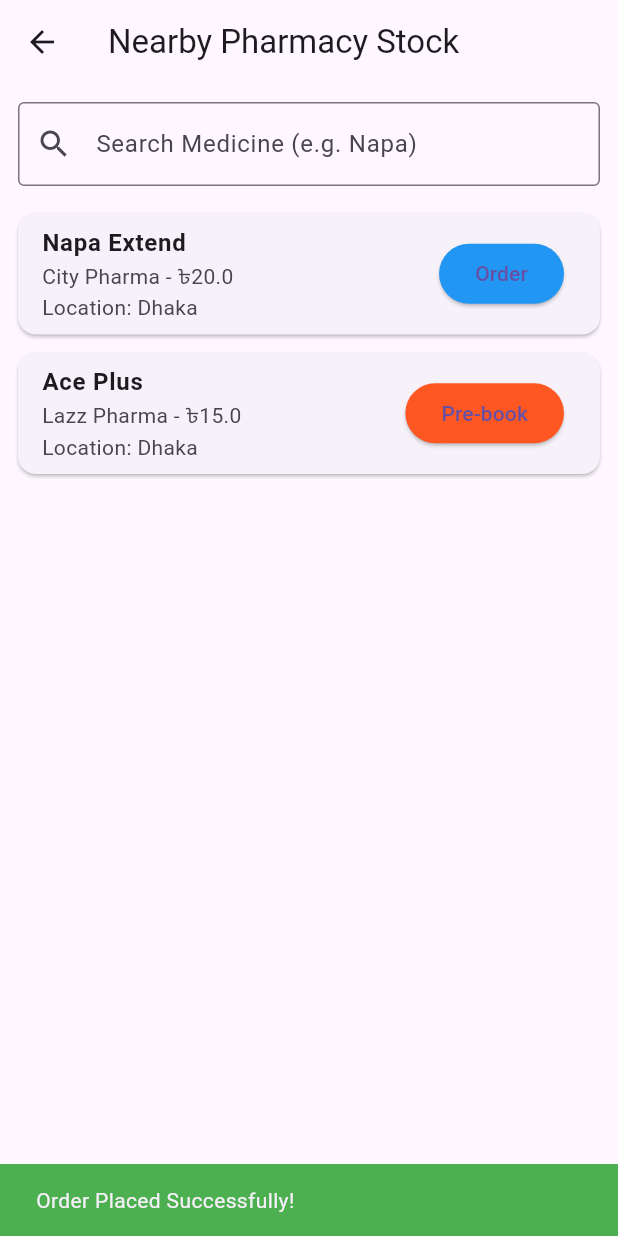
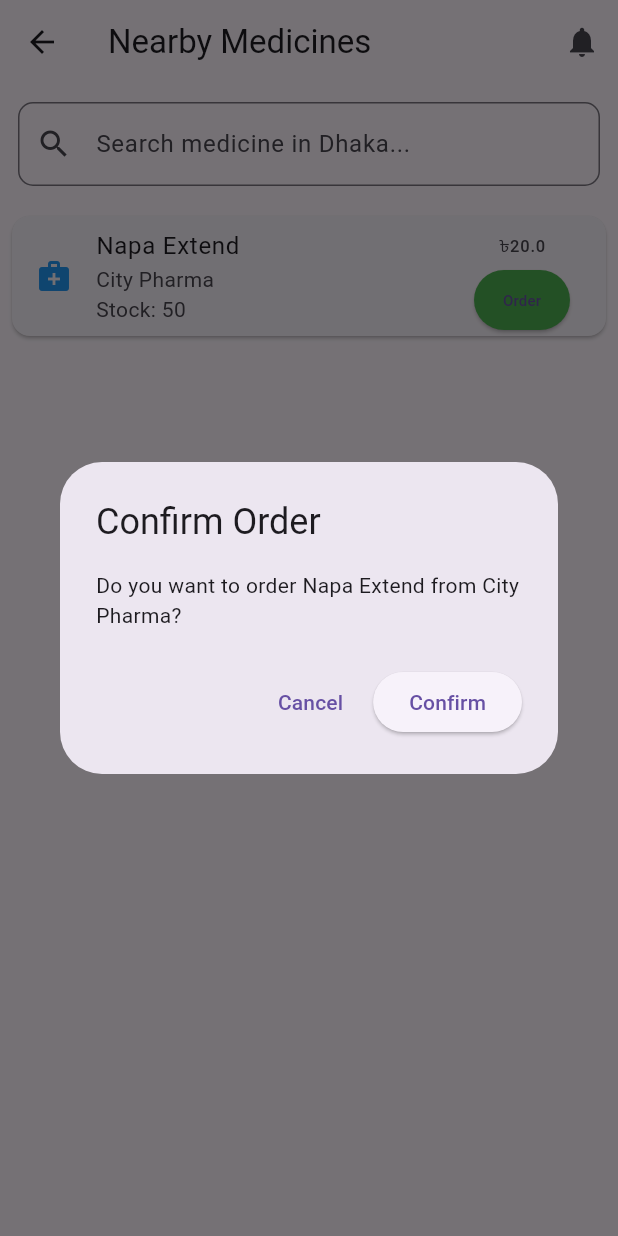
Before and after one commit to AfifaRahman-Mahira/emergency_medicine_finder, a Flutter app: the PatientHome screen opened directly, after a tap on "Order", on a phone screen of 412 x 824 dp. Run offline on Flutter 3.47's test engine with Material 3 defaults, Android fonts, the light colour scheme and no system bars.

Commit message:
Fix errors from previous changes

```diff
--- a/lib/data/dummy_data.dart
+++ b/lib/data/dummy_data.dart
@@ -9,15 +9,11 @@ List<Medicine> allMedicines = [
     name: 'Napa Extend',
     pharmacyName: 'City Pharma',
     location: 'Dhaka',
+    price: 20,
     stock: 50,
-    price: 20.0,
-  ),
-  Medicine(
-    id: '2',
-    name: 'Ace Plus',
-    pharmacyName: 'Lazz Pharma',
-    location: 'Dhaka',
-    stock: 0,
-    price: 15.0,
   ),
 ];
+
+Future<void> saveAllData() async {
+  // Logic to save data (e.g., SharedPreferences)
+}
--- a/lib/main.dart
+++ b/lib/main.dart
@@ -2,19 +2,17 @@ import 'package:flutter/material.dart';
 import 'screens/login_screen.dart';
 
 void main() {
-  runApp(const EmergencyMedicineFinder());
+  runApp(EmergencyMedicineFinder());
 }
 
 class EmergencyMedicineFinder extends StatelessWidget {
-  const EmergencyMedicineFinder({super.key});
-
   @override
   Widget build(BuildContext context) {
     return MaterialApp(
       title: 'Emergency Medicine Finder',
       debugShowCheckedModeBanner: false,
       theme: ThemeData(primarySwatch: Colors.blue),
-      home: LoginScreen(),
+      home: LoginScreen(), // এখানে const থাকলে সরাইয়া দিবি
     );
   }
 }
--- a/lib/models/user.dart
+++ b/lib/models/user.dart
@@ -2,10 +2,12 @@ class User {
   String email;
   String password;
   String role;
+  String? pharmacyName; // এই লাইনটা মাস্ট!
 
   User({
     required this.email,
     required this.password,
     required this.role,
+    this.pharmacyName, // এখানেও এড করলাম
   });
 }
--- a/lib/screens/patient_home.dart
+++ b/lib/screens/patient_home.dart
@@ -10,53 +10,63 @@ class PatientHome extends StatefulWidget {
 }
 
 class _PatientHomeState extends State<PatientHome> {
-  String query = "";
+  String searchQuery = "";
+  String userLocation = "Dhaka"; // ডামি লোকেশন
 
   @override
   Widget build(BuildContext context) {
-    // শুধুমাত্র সার্চ করা ওষুধ ফিল্টার হবে
-    final filteredMedicines = allMedicines
-        .where((m) => m.name.toLowerCase().contains(query.toLowerCase()))
-        .toList();
+    // শুধুমাত্র নির্দিষ্ট লোকেশন এবং সার্চ অনুযায়ী মেডিসিন ফিল্টার
+    final filteredMedicines = allMedicines.where((m) =>
+      m.location == userLocation &&
+      m.name.toLowerCase().contains(searchQuery.toLowerCase())).toList();
 
     return Scaffold(
-      appBar: AppBar(title: const Text('Nearby Pharmacy Stock')),
+      appBar: AppBar(
+        title: const Text('Nearby Medicines'),
+        actions: [
+          IconButton(icon: const Icon(Icons.notifications), onPressed: () {}),
+        ],
+      ),
       body: Column(
         children: [
           Padding(
             padding: const EdgeInsets.all(12.0),
             child: TextField(
-              onChanged: (value) => setState(() => query = value),
-              decoration: const InputDecoration(
-                labelText: 'Search Medicine (e.g. Napa)',
-                border: OutlineInputBorder(),
-                prefixIcon: Icon(Icons.search),
+              onChanged: (val) => setState(() => searchQuery = val),
+              decoration: InputDecoration(
+                hintText: 'Search medicine in $userLocation...',
+                prefixIcon: const Icon(Icons.search),
+                border: OutlineInputBorder(borderRadius: BorderRadius.circular(10)),
               ),
             ),
           ),
           Expanded(
             child: filteredMedicines.isEmpty
-            ? const Center(child: Text('No Medicine Found!'))
+              ? const Center(child: Text("No medicine found in your area!"))
               : ListView.builder(
                   itemCount: filteredMedicines.length,
                   itemBuilder: (context, index) {
                     final med = filteredMedicines[index];
                     return Card(
-                  margin: const EdgeInsets.symmetric(horizontal: 12, vertical: 6),
+                      margin: const EdgeInsets.all(8),
                       child: ListTile(
-                    title: Text(med.name, style: const TextStyle(fontWeight: FontWeight.bold)),
-                    subtitle: Text("${med.pharmacyName} - ৳${med.price}\nLocation: ${med.location}"),
-                    trailing: ElevatedButton(
-                      onPressed: () {
-                        ScaffoldMessenger.of(context).showSnackBar(
-                          SnackBar(
-                            content: Text(med.stock > 0 ? "Order Placed Successfully!" : "Item out of stock! Pre-booked."),
+                        leading: const Icon(Icons.medical_services, color: Colors.blue),
+                        title: Text(med.name),
+                        subtitle: Text("${med.pharmacyName}\nStock: ${med.stock}"),
+                        trailing: Column(
+                          mainAxisAlignment: MainAxisAlignment.center,
+                          children: [
+                            Text("৳${med.price}"),
+                            const SizedBox(height: 4),
+                            ElevatedButton(
+                              onPressed: () => showOrderDialog(med),
+                              style: ElevatedButton.styleFrom(
                                 backgroundColor: med.stock > 0 ? Colors.green : Colors.orange,
+                                padding: const EdgeInsets.symmetric(horizontal: 8),
                               ),
-                        );
-                      },
-                      style: ElevatedButton.styleFrom(backgroundColor: med.stock > 0 ? Colors.blue : Colors.deepOrange),
-                      child: Text(med.stock > 0 ? "Order" : "Pre-book"),
+                              child: Text(med.stock > 0 ? "Order" : "Pre-book", style: const TextStyle(fontSize: 10)),
+                            ),
+                          ],
                         ),
                       ),
                     );
@@ -67,4 +77,28 @@ class _PatientHomeState extends State<PatientHome> {
       ),
     );
   }
+
+  void showOrderDialog(Medicine med) {
+    showDialog(
+      context: context,
+      builder: (context) => AlertDialog(
+        title: Text(med.stock > 0 ? "Confirm Order" : "Pre-booking"),
+        content: Text(med.stock > 0
+          ? "Do you want to order ${med.name} from ${med.pharmacyName}?"
+          : "Out of stock! Alternative: ${med.alternative}. Do you want to pre-book?"),
+        actions: [
+          TextButton(onPressed: () => Navigator.pop(context), child: const Text("Cancel")),
+          ElevatedButton(
+            onPressed: () {
+              Navigator.pop(context);
+              ScaffoldMessenger.of(context).showSnackBar(
+                const SnackBar(content: Text("Action Successful! Notification sent to Pharmacy.")),
+              );
+            },
+            child: const Text("Confirm")
+          ),
+        ],
+      ),
+    );
   }
+}
--- a/pubspec.yaml
+++ b/pubspec.yaml
@@ -8,6 +8,7 @@ environment:
 dependencies:
   flutter:
     sdk: flutter
+  shared_preferences: ^2.5.4
 
 dev_dependencies:
   flutter_test:
```
Also changed, not shown: lib/screens/login_screen.dart (+56 -19 lines), lib/screens/pharmacy_home.dart (+12 -50 lines), lib/screens/register_screen.dart (+48 -16 lines), lib/models/medicine.dart (line endings or trailing spaces), pubspec.lock, 2 other files. Lines whose indentation alone changed are shown as unchanged.
